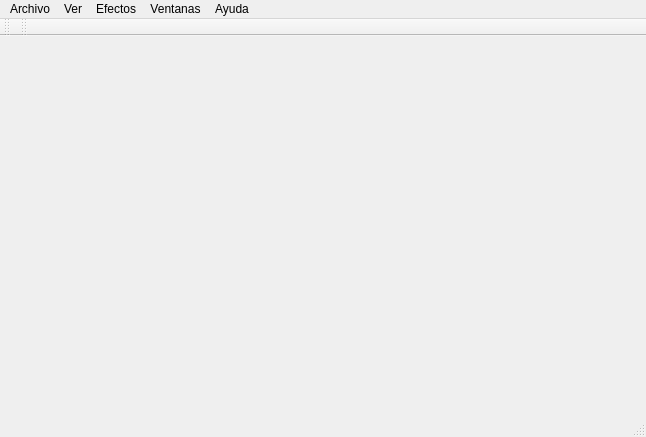
Old version of the form src/forms/mainwindow.ui in the repository alu0100585704/VPO.
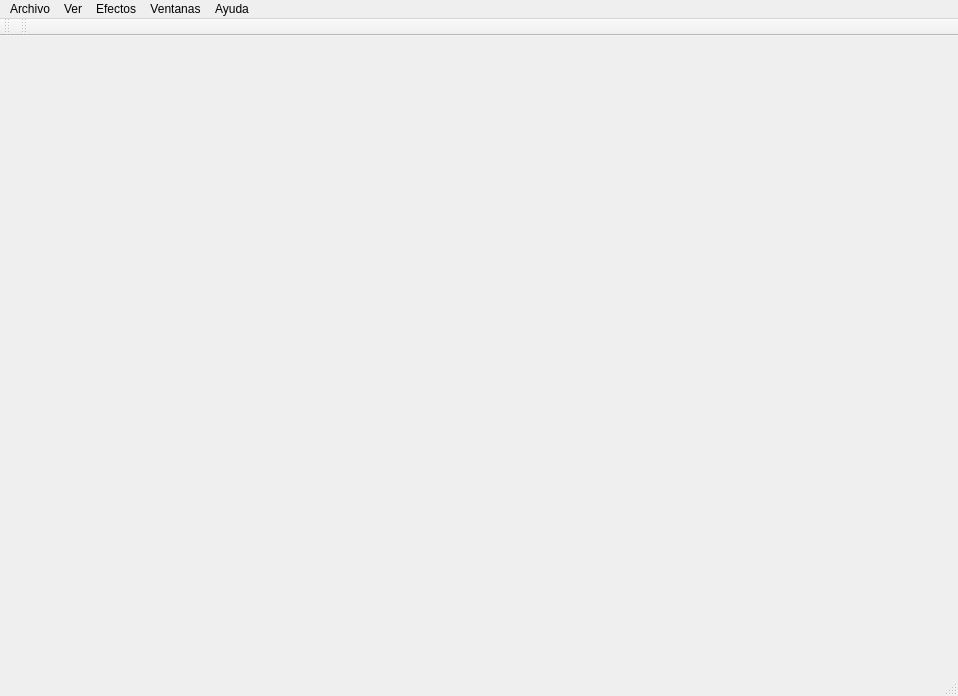
New version of the form.

Diff of the .ui file:
```diff
--- a/src/forms/mainwindow.ui
+++ b/src/forms/mainwindow.ui
@@ -6,8 +6,8 @@
    <rect>
     <x>0</x>
     <y>0</y>
-    <width>646</width>
-    <height>437</height>
+    <width>958</width>
+    <height>696</height>
    </rect>
   </property>
   <property name="windowTitle">
@@ -19,7 +19,7 @@
     <rect>
      <x>0</x>
      <y>0</y>
-     <width>646</width>
+     <width>958</width>
      <height>21</height>
     </rect>
    </property>
```
Left out of the diff: 16 changed lines with no effect on the pictures.
